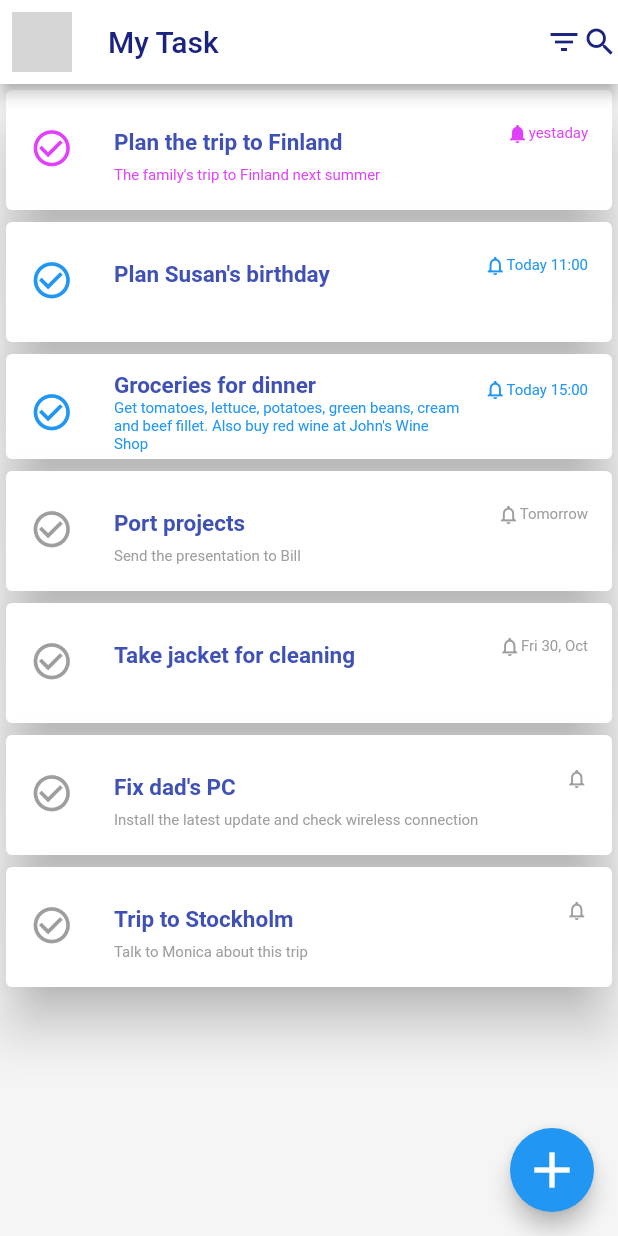
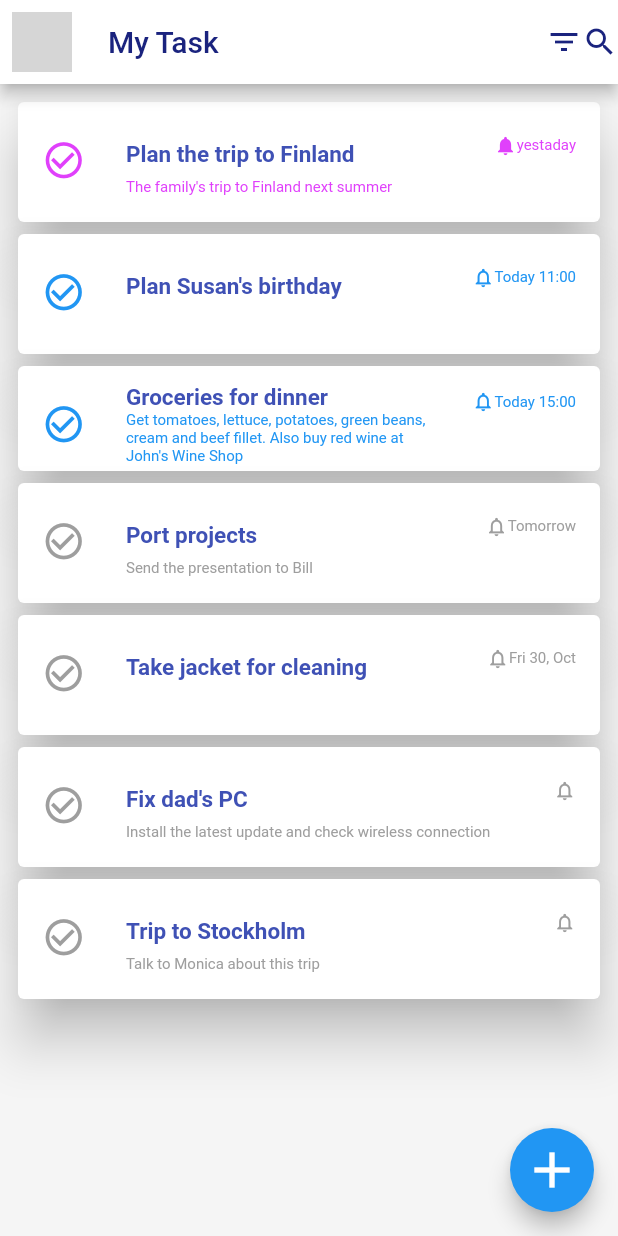
Before and after one commit to Betham40/ChatApp, a Flutter app: the screen it shows after launch, on a phone screen of 412 x 824 dp. Run offline on Flutter 3.47's test engine with Material 2 defaults, Android fonts, the light colour scheme and no system bars; network calls fail; grey boxes are pictures that could not be loaded.

Commit message:
I_added_a_Listview_and_padding

```diff
--- a/to_doapp/lib/main.dart
+++ b/to_doapp/lib/main.dart
@@ -46,7 +46,9 @@ class MyTo_doApp extends StatelessWidget {
             Icon(Icons.search, color:Colors.indigo.shade900,)
           ],
       ),
-      body: Column(
+      body: Padding(
+        padding: const EdgeInsets.all(8.0),
+        child: ListView(
           children: [
             TodoWidget(
               todo: "The family's trip to Finland next summer",
@@ -95,6 +97,7 @@ class MyTo_doApp extends StatelessWidget {
             ),
           ],
         ),
+      ),
     );
   }
 }
@@ -134,8 +137,6 @@ class TodoWidget extends StatelessWidget {
               )],
           ),
           ),
-
-
         ),
         ),
     );
```
Lines whose indentation alone changed are shown as unchanged.
